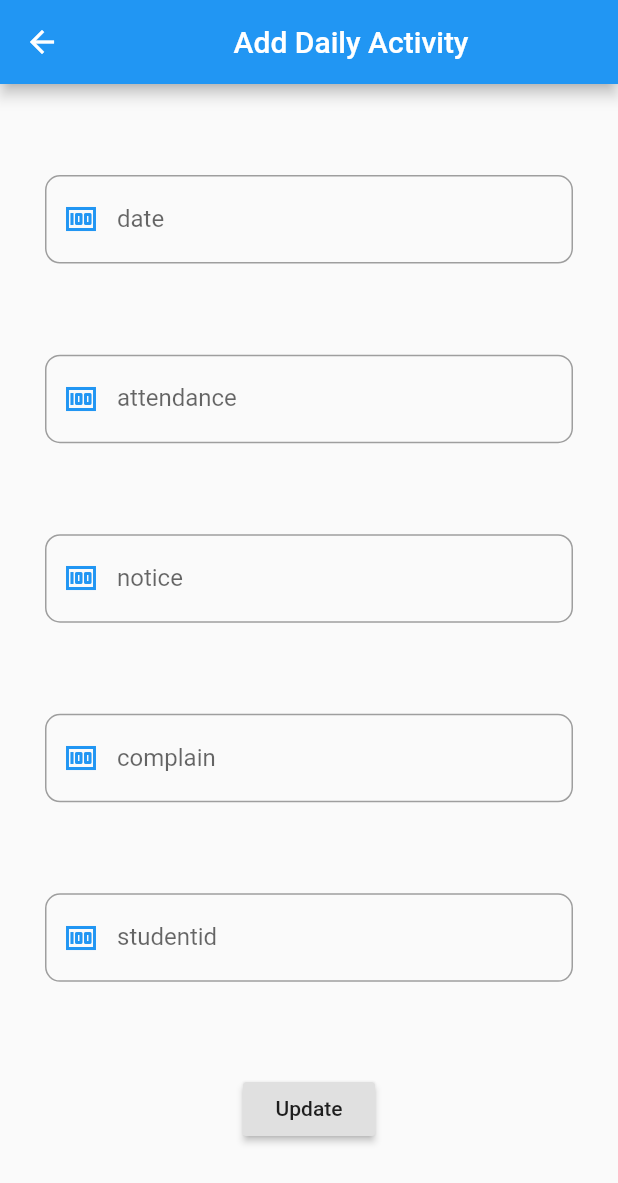
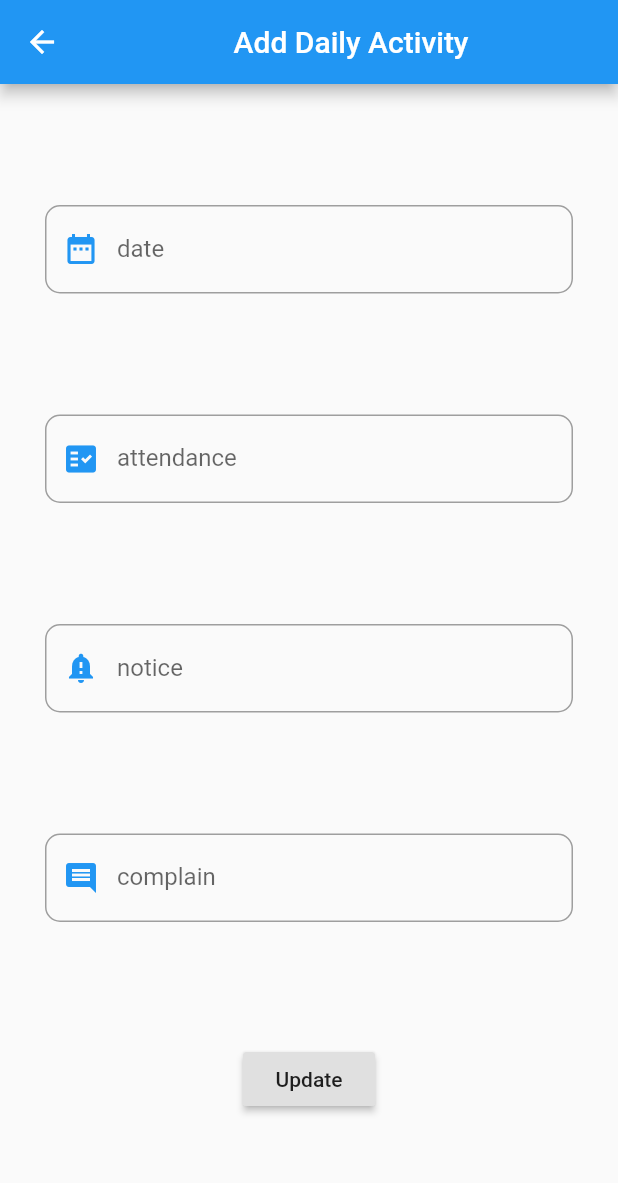
Before and after one commit to RAIESHG/student_progress_indicator_web, a Flutter app: the DailyActivity screen opened directly, on a phone screen of 412 x 824 dp. Shown: the top 1183 px of the screen. Run offline on Flutter 3.47's test engine with Material 2 defaults, Android fonts, the phone set to English and light mode, and no system bars; our stand-ins replace dropdown_search.

Commit message:
dialy acivity changes

```diff
--- a/lib/insert/adddailyactivities.dart
+++ b/lib/insert/adddailyactivities.dart
@@ -26,7 +26,7 @@ class DailyActivity extends StatelessWidget {
             controller: _dateController,
             decoration: InputDecoration(
 
-                prefixIcon: Icon(Icons.money, color: Colors.blue),
+                prefixIcon: Icon(Icons.date_range, color: Colors.blue),
                 enabledBorder: OutlineInputBorder(
                   borderRadius: BorderRadius.all(Radius.circular(10.0)),
                   borderSide: BorderSide(color: Colors.grey),
@@ -43,7 +43,7 @@ class DailyActivity extends StatelessWidget {
             controller: _attendanceController,
             decoration: InputDecoration(
 
-                prefixIcon: Icon(Icons.money, color: Colors.blue),
+                prefixIcon: Icon(Icons.fact_check, color: Colors.blue),
                 enabledBorder: OutlineInputBorder(
                   borderRadius: BorderRadius.all(Radius.circular(10.0)),
                   borderSide: BorderSide(color: Colors.grey),
@@ -60,7 +60,7 @@ class DailyActivity extends StatelessWidget {
 
             decoration: InputDecoration(
 
-                prefixIcon: Icon(Icons.money, color: Colors.blue),
+                prefixIcon: Icon(Icons.notification_important, color: Colors.blue),
                 enabledBorder: OutlineInputBorder(
                   borderRadius: BorderRadius.all(Radius.circular(10.0)),
                   borderSide: BorderSide(color: Colors.grey),
@@ -77,7 +77,7 @@ class DailyActivity extends StatelessWidget {
 
             decoration: InputDecoration(
 
-                prefixIcon: Icon(Icons.money, color: Colors.blue),
+                prefixIcon: Icon(Icons.comment, color: Colors.blue),
                 enabledBorder: OutlineInputBorder(
                   borderRadius: BorderRadius.all(Radius.circular(10.0)),
                   borderSide: BorderSide(color: Colors.grey),
@@ -89,23 +89,7 @@ class DailyActivity extends StatelessWidget {
                 labelText: 'complain'
             ),
           ),
-          TextField(
-            controller: _studentidController,
 
-            decoration: InputDecoration(
-
-                prefixIcon: Icon(Icons.money, color: Colors.blue),
-                enabledBorder: OutlineInputBorder(
-                  borderRadius: BorderRadius.all(Radius.circular(10.0)),
-                  borderSide: BorderSide(color: Colors.grey),
-                ),
-                focusedBorder: OutlineInputBorder(
-                  borderRadius: BorderRadius.all(Radius.circular(10.0)),
-                  borderSide: BorderSide(color: Colors.grey),
-                ),
-                labelText: 'studentid'
-            ),
-          ),
           RaisedButton(onPressed: (){
             if(_noticeController.text==""){
               _noticeController.text="-";
```
